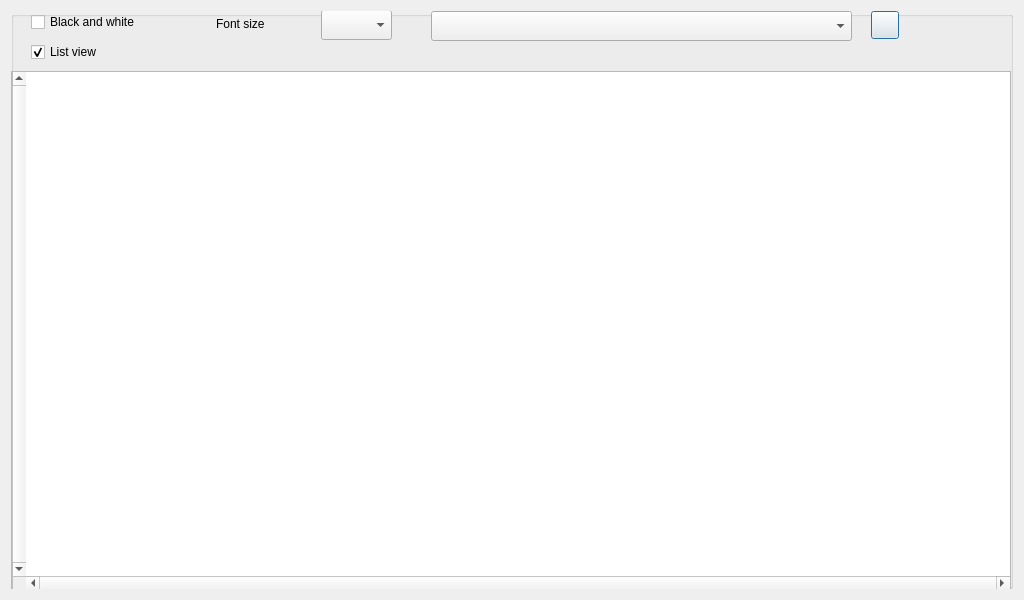
Before: the Qt Designer form GUI_UIs/ui_dialog_graph.ui in ccbogel/QualCoder, drawn with Qt 5.
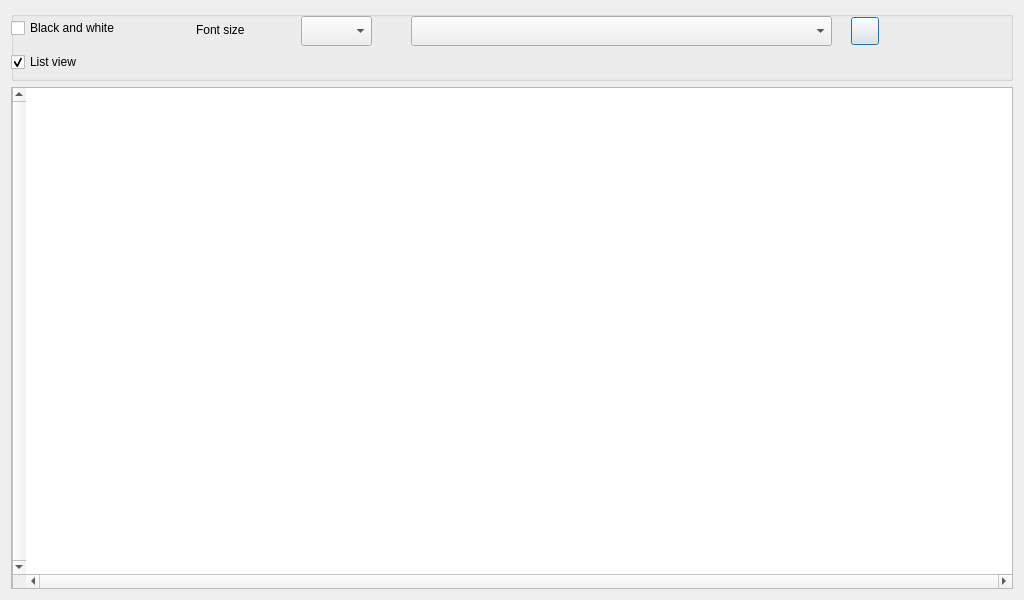
After: the same form once the commit is applied.

What changed in the file:
```diff
--- a/GUI_UIs/ui_dialog_graph.ui
+++ b/GUI_UIs/ui_dialog_graph.ui
@@ -15,44 +15,27 @@
   </property>
   <layout class="QGridLayout" name="gridLayout">
    <item row="0" column="0">
-    <widget class="QGroupBox" name="groupBox_2">
+    <widget class="QGroupBox" name="groupBox_header">
      <property name="minimumSize">
       <size>
        <width>0</width>
-       <height>60</height>
+       <height>70</height>
+      </size>
+     </property>
+     <property name="maximumSize">
+      <size>
+       <width>16777215</width>
+       <height>70</height>
       </size>
      </property>
      <property name="title">
       <string/>
      </property>
-     <widget class="QCheckBox" name="checkBox_blackandwhite">
-      <property name="geometry">
-       <rect>
-        <x>20</x>
-        <y>0</y>
-        <width>191</width>
-        <height>22</height>
-       </rect>
-      </property>
-      <property name="text">
-       <string>Black and white</string>
-      </property>
-     </widget>
-     <widget class="QComboBox" name="comboBox">
-      <property name="geometry">
-       <rect>
-        <x>420</x>
-        <y>0</y>
-        <width>421</width>
-        <height>30</height>
-       </rect>
-      </property>
-     </widget>
      <widget class="QCheckBox" name="checkBox_listview">
       <property name="geometry">
        <rect>
-        <x>20</x>
-        <y>30</y>
+        <x>0</x>
+        <y>40</y>
         <width>141</width>
         <height>22</height>
        </rect>
@@ -64,12 +47,12 @@
        <bool>true</bool>
       </property>
      </widget>
-     <widget class="QComboBox" name="comboBox_fontsize">
+     <widget class="QComboBox" name="comboBox">
       <property name="geometry">
        <rect>
-        <x>310</x>
-        <y>-1</y>
-        <width>71</width>
+        <x>400</x>
+        <y>5</y>
+        <width>421</width>
         <height>30</height>
        </rect>
       </property>
@@ -77,8 +60,8 @@
      <widget class="QLabel" name="label">
       <property name="geometry">
        <rect>
-        <x>205</x>
-        <y>4</y>
+        <x>185</x>
+        <y>10</y>
         <width>101</width>
         <height>17</height>
        </rect>
@@ -90,30 +73,24 @@
        <string>Font size</string>
       </property>
      </widget>
-     <widget class="QGraphicsView" name="graphicsView">
+     <widget class="QCheckBox" name="checkBox_blackandwhite">
       <property name="geometry">
        <rect>
         <x>0</x>
-        <y>60</y>
-        <width>1000</width>
-        <height>520</height>
+        <y>6</y>
+        <width>181</width>
+        <height>22</height>
        </rect>
       </property>
-      <property name="layoutDirection">
-       <enum>Qt::RightToLeft</enum>
-      </property>
-      <property name="verticalScrollBarPolicy">
-       <enum>Qt::ScrollBarAlwaysOn</enum>
-      </property>
-      <property name="horizontalScrollBarPolicy">
-       <enum>Qt::ScrollBarAlwaysOn</enum>
+      <property name="text">
+       <string>Black and white</string>
       </property>
      </widget>
      <widget class="QPushButton" name="pushButton_export">
       <property name="geometry">
        <rect>
-        <x>860</x>
-        <y>0</y>
+        <x>840</x>
+        <y>6</y>
         <width>28</width>
         <height>28</height>
        </rect>
@@ -125,6 +102,29 @@
        <string/>
       </property>
      </widget>
+     <widget class="QComboBox" name="comboBox_fontsize">
+      <property name="geometry">
+       <rect>
+        <x>290</x>
+        <y>5</y>
+        <width>71</width>
+        <height>30</height>
+       </rect>
+      </property>
+     </widget>
+    </widget>
+   </item>
+   <item row="1" column="0">
+    <widget class="QGraphicsView" name="graphicsView">
+     <property name="layoutDirection">
+      <enum>Qt::RightToLeft</enum>
+     </property>
+     <property name="verticalScrollBarPolicy">
+      <enum>Qt::ScrollBarAlwaysOn</enum>
+     </property>
+     <property name="horizontalScrollBarPolicy">
+      <enum>Qt::ScrollBarAlwaysOn</enum>
+     </property>
     </widget>
    </item>
   </layout>
```
